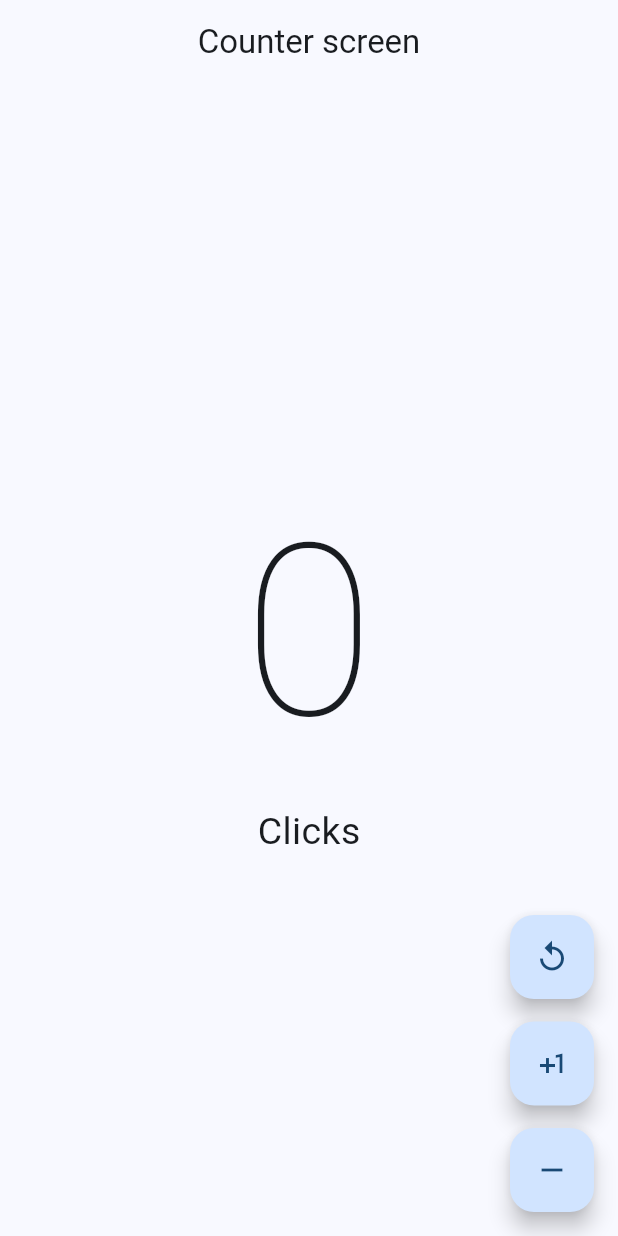
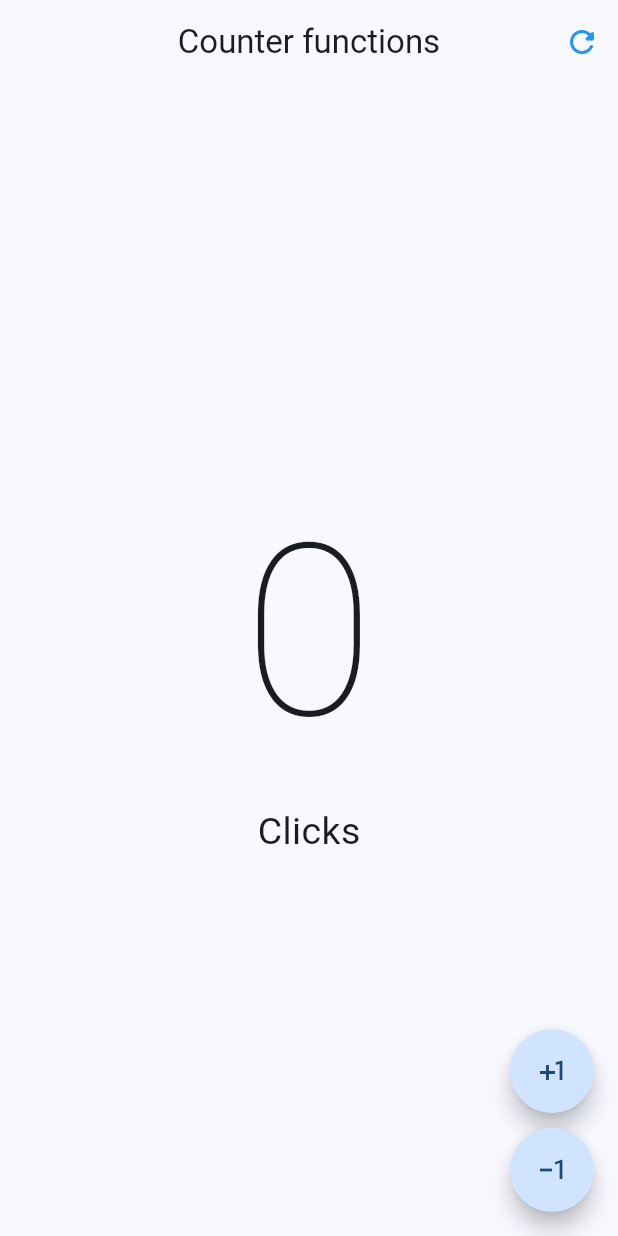
Before and after one commit to JhonnSantiagoBernalJuradoCampus/Contador-flutter, a Flutter app: the screen it shows after launch, on a phone screen of 412 x 824 dp. Run offline on Flutter 3.47's test engine with Material 3 defaults, Android fonts, the phone set to English and light mode, and no system bars.

Commit message:
Actions en el appBar que son los botones de arriba a la derecha, leading igual pero a la izquierda, sizebox para espaciado

```diff
--- a/lib/main.dart
+++ b/lib/main.dart
@@ -1,5 +1,5 @@
 import 'package:flutter/material.dart';
-import 'package:flutter_1/presentation/screens/counter/counter_screen.dart';
+import 'package:flutter_1/presentation/screens/counter/counter_functions_screen.dart';
 
 void main(){
   runApp(const MyApp());
@@ -15,7 +15,7 @@ class MyApp extends StatelessWidget {
   Widget build(BuildContext context) {
     return  MaterialApp(
       debugShowCheckedModeBanner: false,
-      home: const CounterScreen(),
+      home: const CounterFunctionsScreen(),
       theme: ThemeData(
         colorSchemeSeed: Colors.blue,
         useMaterial3: true
--- /dev/null
+++ b/lib/presentation/screens/counter/counter_functions_screen.dart
@@ -0,0 +1,73 @@
+import 'package:flutter/material.dart';
+
+class CounterFunctionsScreen extends StatefulWidget {
+  const CounterFunctionsScreen({super.key});
+
+  @override
+  State<CounterFunctionsScreen> createState() => _CounterFunctionsScreenState();
+}
+
+class _CounterFunctionsScreenState extends State<CounterFunctionsScreen> {
+  int clickCounter = 0;
+
+  @override
+  Widget build(BuildContext context) {
+    return  Scaffold(
+      //Titulo
+      appBar: AppBar(
+        centerTitle: true,
+        title: const Text('Counter functions'),
+        actions: <Widget>[
+          IconButton(
+            color: Colors.blue,
+            icon: const Icon(Icons.refresh_rounded),
+            onPressed: (){
+              setState(() {
+                clickCounter = 0;
+              });
+            }
+          ),
+        ],
+      ),
+      body: Center(
+        child: Column(
+          mainAxisAlignment: MainAxisAlignment.center,
+          children: <Widget>[
+            Text(
+              clickCounter.toString(),
+              style: const TextStyle(fontSize: 160, fontWeight: FontWeight.w100),
+            ),
+            Text('Click${(clickCounter == 1 || clickCounter == -1) ? '': 's'}',
+            style: const TextStyle(fontSize: 25),)
+          ],
+        )
+      ),
+      floatingActionButton: Column(
+        mainAxisAlignment: MainAxisAlignment.end,
+        children: <Widget>[
+          FloatingActionButton(
+            shape: const CircleBorder(),
+            onPressed: () {
+              setState(() {
+                clickCounter++;
+              });
+            },
+            child: const Icon(Icons.plus_one),
+          ),
+
+          const SizedBox(height: 10,),
+
+          FloatingActionButton(
+            shape: const CircleBorder(),
+            onPressed: () {
+              setState(() {
+                clickCounter--;
+              });
+            },
+            child: const Icon(Icons.exposure_minus_1_outlined),
+          ),
+        ],
+      ),
+    );
+  }
+}
```
